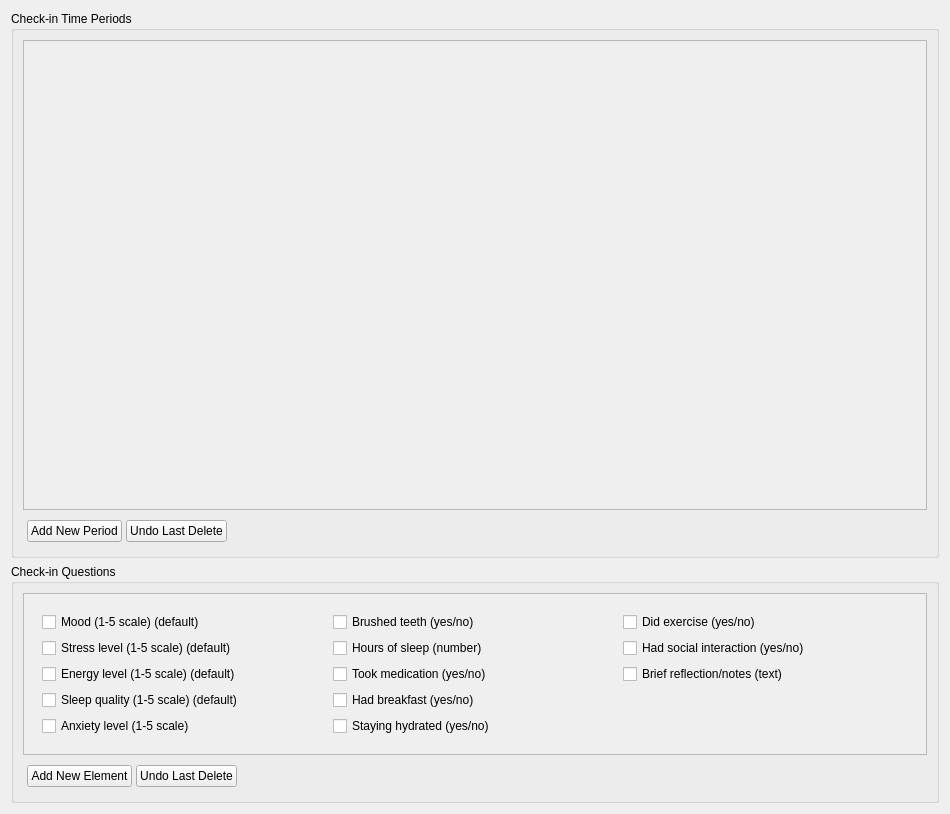
Qt form ui/designs/checkin_settings_widget.ui (Jacfogel/MHM) before a commit.
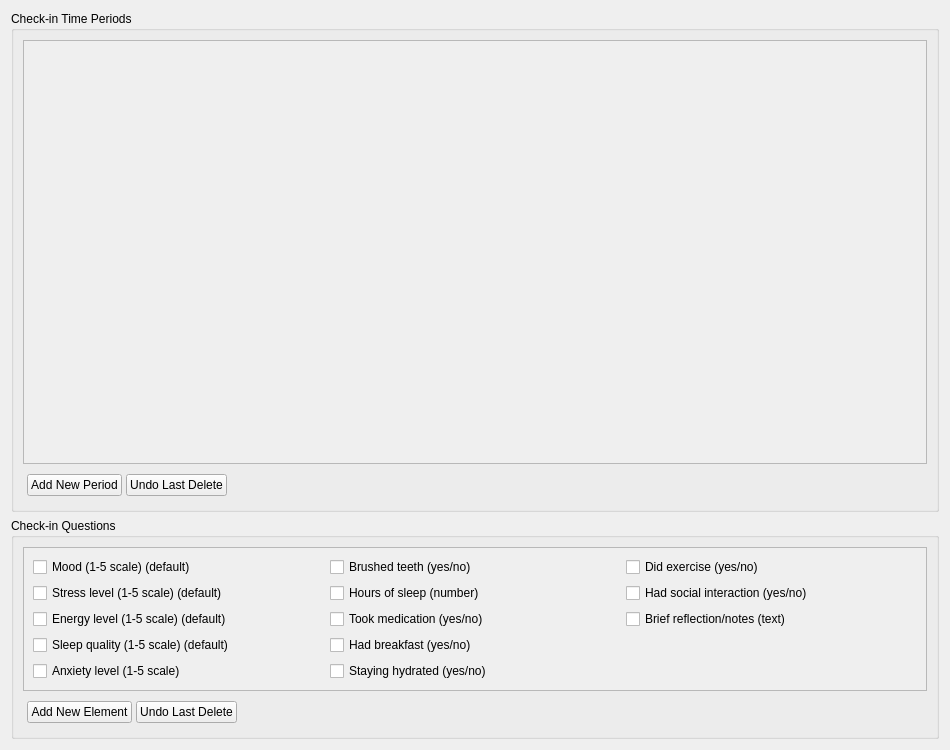
The same form after that commit.

Commit message:
Update checkin settings widget UI and regenerate related files
- Update checkin_settings_widget.ui with improved layout and size policies
- Regenerate checkin_settings_widget_pyqt.py from updated UI file
- Regenerate dynamic_list_field_template_pyqt.py for consistency
- Ensure all UI files have proper size policies for smooth scrolling behavior

```diff
--- a/ui/designs/checkin_settings_widget.ui
+++ b/ui/designs/checkin_settings_widget.ui
@@ -7,7 +7,7 @@
     <x>0</x>
     <y>0</y>
     <width>950</width>
-    <height>814</height>
+    <height>750</height>
    </rect>
   </property>
   <property name="windowTitle">
@@ -58,7 +58,7 @@
            <x>0</x>
            <y>0</y>
            <width>906</width>
-           <height>459</height>
+           <height>395</height>
           </rect>
          </property>
          <property name="sizePolicy">
@@ -67,7 +67,7 @@
            <verstretch>0</verstretch>
           </sizepolicy>
          </property>
-         <layout class="QVBoxLayout" name="verticalLayout_scrollAreaWidgetContents_checkin_time_periods" stretch="">
+         <layout class="QVBoxLayout" name="verticalLayout_scrollAreaWidgetContents_checkin_time_periods">
           <property name="spacing">
            <number>4</number>
           </property>
@@ -166,65 +166,7 @@
          <property name="autoFillBackground">
           <bool>true</bool>
          </property>
-         <layout class="QVBoxLayout" name="verticalLayout_widget_checkin_questions_container">
-          <item>
-           <widget class="QWidget" name="widget_checkin_questions" native="true">
-            <property name="sizePolicy">
-             <sizepolicy hsizetype="Preferred" vsizetype="Preferred">
-              <horstretch>0</horstretch>
-              <verstretch>0</verstretch>
-             </sizepolicy>
-            </property>
-            <layout class="QGridLayout" name="gridLayout_widget_checkin_questions" columnstretch="1,1,1">
-             <item row="2" column="0">
-              <widget class="QCheckBox" name="checkBox_energy_level">
-               <property name="text">
-                <string>Energy level (1-5 scale) (default)</string>
-               </property>
-              </widget>
-             </item>
-             <item row="1" column="1">
-              <widget class="QCheckBox" name="checkBox_sleep_hours">
-               <property name="text">
-                <string>Hours of sleep (number)</string>
-               </property>
-              </widget>
-             </item>
-             <item row="5" column="0">
-              <widget class="QCheckBox" name="checkBox_anxiety_level">
-               <property name="text">
-                <string>Anxiety level (1-5 scale)</string>
-               </property>
-              </widget>
-             </item>
-             <item row="2" column="1">
-              <widget class="QCheckBox" name="checkBox_medication">
-               <property name="text">
-                <string>Took medication (yes/no)</string>
-               </property>
-              </widget>
-             </item>
-             <item row="0" column="1">
-              <widget class="QCheckBox" name="checkBox_brushed_teeth">
-               <property name="text">
-                <string>Brushed teeth (yes/no)</string>
-               </property>
-              </widget>
-             </item>
-             <item row="3" column="1">
-              <widget class="QCheckBox" name="checkBox_breakfast">
-               <property name="text">
-                <string>Had breakfast (yes/no)</string>
-               </property>
-              </widget>
-             </item>
-             <item row="1" column="0">
-              <widget class="QCheckBox" name="checkBox_stress_level">
-               <property name="text">
-                <string>Stress level (1-5 scale) (default)</string>
-               </property>
-              </widget>
-             </item>
+         <layout class="QGridLayout" name="gridLayout">
              <item row="0" column="0">
               <widget class="QCheckBox" name="checkBox_mood">
                <property name="text">
@@ -232,17 +174,10 @@
                </property>
               </widget>
              </item>
-             <item row="3" column="0">
-              <widget class="QCheckBox" name="checkBox_sleep_quality">
+          <item row="0" column="1">
+           <widget class="QCheckBox" name="checkBox_brushed_teeth">
                <property name="text">
-                <string>Sleep quality (1-5 scale) (default)</string>
-               </property>
-              </widget>
-             </item>
-             <item row="5" column="1">
-              <widget class="QCheckBox" name="checkBox_hydrated">
-               <property name="text">
-                <string>Staying hydrated (yes/no)</string>
+             <string>Brushed teeth (yes/no)</string>
                </property>
               </widget>
              </item>
@@ -253,6 +188,20 @@
                </property>
               </widget>
              </item>
+          <item row="1" column="0">
+           <widget class="QCheckBox" name="checkBox_stress_level">
+            <property name="text">
+             <string>Stress level (1-5 scale) (default)</string>
+            </property>
+           </widget>
+          </item>
+          <item row="1" column="1">
+           <widget class="QCheckBox" name="checkBox_sleep_hours">
+            <property name="text">
+             <string>Hours of sleep (number)</string>
+            </property>
+           </widget>
+          </item>
              <item row="1" column="2">
               <widget class="QCheckBox" name="checkBox_social_interaction">
                <property name="text">
@@ -260,6 +209,20 @@
                </property>
               </widget>
              </item>
+          <item row="2" column="0">
+           <widget class="QCheckBox" name="checkBox_energy_level">
+            <property name="text">
+             <string>Energy level (1-5 scale) (default)</string>
+            </property>
+           </widget>
+          </item>
+          <item row="2" column="1">
+           <widget class="QCheckBox" name="checkBox_medication">
+            <property name="text">
+             <string>Took medication (yes/no)</string>
+            </property>
+           </widget>
+          </item>
              <item row="2" column="2">
               <widget class="QCheckBox" name="checkBox_reflection_notes">
                <property name="text">
@@ -267,6 +230,20 @@
                </property>
               </widget>
              </item>
+          <item row="3" column="0">
+           <widget class="QCheckBox" name="checkBox_sleep_quality">
+            <property name="text">
+             <string>Sleep quality (1-5 scale) (default)</string>
+            </property>
+           </widget>
+          </item>
+          <item row="3" column="1">
+           <widget class="QCheckBox" name="checkBox_breakfast">
+            <property name="text">
+             <string>Had breakfast (yes/no)</string>
+            </property>
+           </widget>
+          </item>
              <item row="3" column="2">
               <widget class="QWidget" name="widget_checkin_element_placeholder" native="true">
                <property name="sizePolicy">
@@ -291,7 +268,18 @@
                </layout>
               </widget>
              </item>
-            </layout>
+          <item row="4" column="0">
+           <widget class="QCheckBox" name="checkBox_anxiety_level">
+            <property name="text">
+             <string>Anxiety level (1-5 scale)</string>
+            </property>
+           </widget>
+          </item>
+          <item row="4" column="1">
+           <widget class="QCheckBox" name="checkBox_hydrated">
+            <property name="text">
+             <string>Staying hydrated (yes/no)</string>
+            </property>
            </widget>
           </item>
          </layout>
```
Left out of the diff: 2 changed lines with no effect on the pictures. Lines whose indentation alone changed are shown as unchanged. The commit also changes 1 other file.
